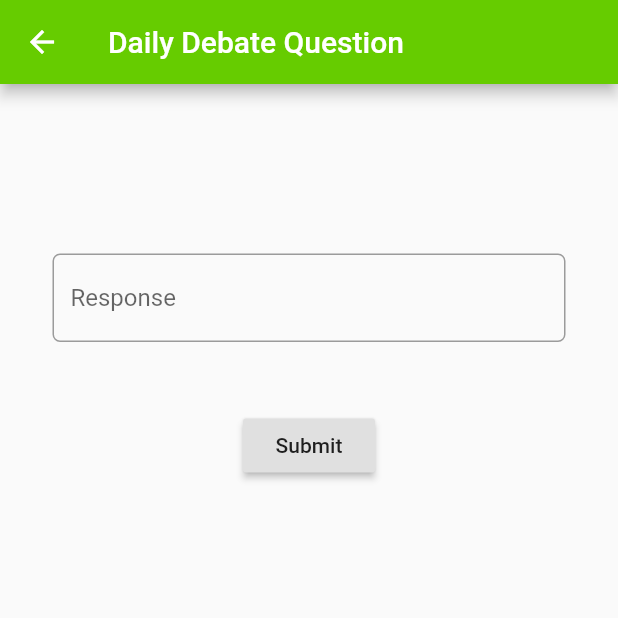
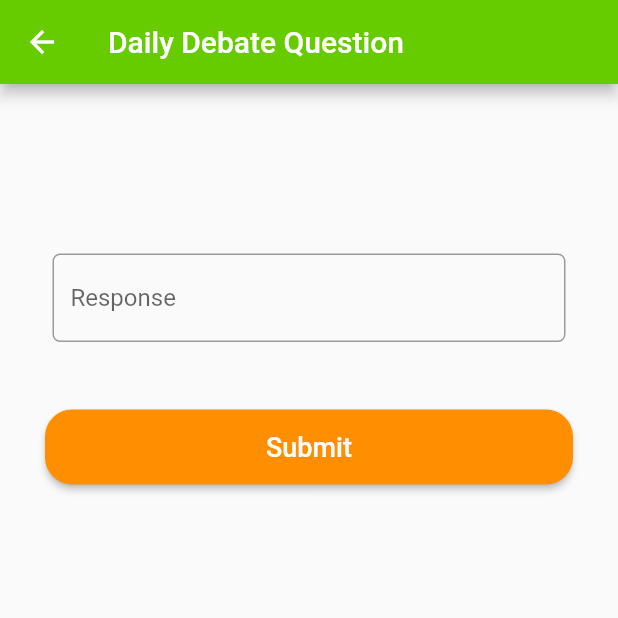
Before and after one commit to RashidaKapadia/Sportcred-App, a Flutter app: the DailyDebateQuestion screen opened by its route, on a phone screen of 412 x 824 dp, the top half of it. Run offline on Flutter 3.47's test engine with Material 2 defaults, Android fonts, the phone set to English and light mode, and no system bars; our stand-ins replace auto_size_text, carousel_slider, confetti, delayed_display, form_field_validator, settings_ui; missing offline and left inert: dart:html, dart:js, flutter_cursor, flutter_session, simple_timer; network calls fail.

Commit message:
UN-161 Used resusable button widget for the Submit button.

```diff
--- a/frontend/lib/debate/dailyDebateQuestion.dart
+++ b/frontend/lib/debate/dailyDebateQuestion.dart
@@ -195,9 +195,9 @@ class _DailyDebateQuestionState extends State<DailyDebateQuestion> {
                 } */
                 keyboardType: TextInputType.multiline,
                 maxLines: null))),
-            vmargin25(RaisedButton(
-                child: Text("Submit"),
-                onPressed: () => {
+            vmargin25(orangeButtonLarge(
+                text: "Submit",
+                 onPressed: () => {
                       setState(() {
                         print("ADDING RESPONSE");
                         print(responseController.value.text);
```
